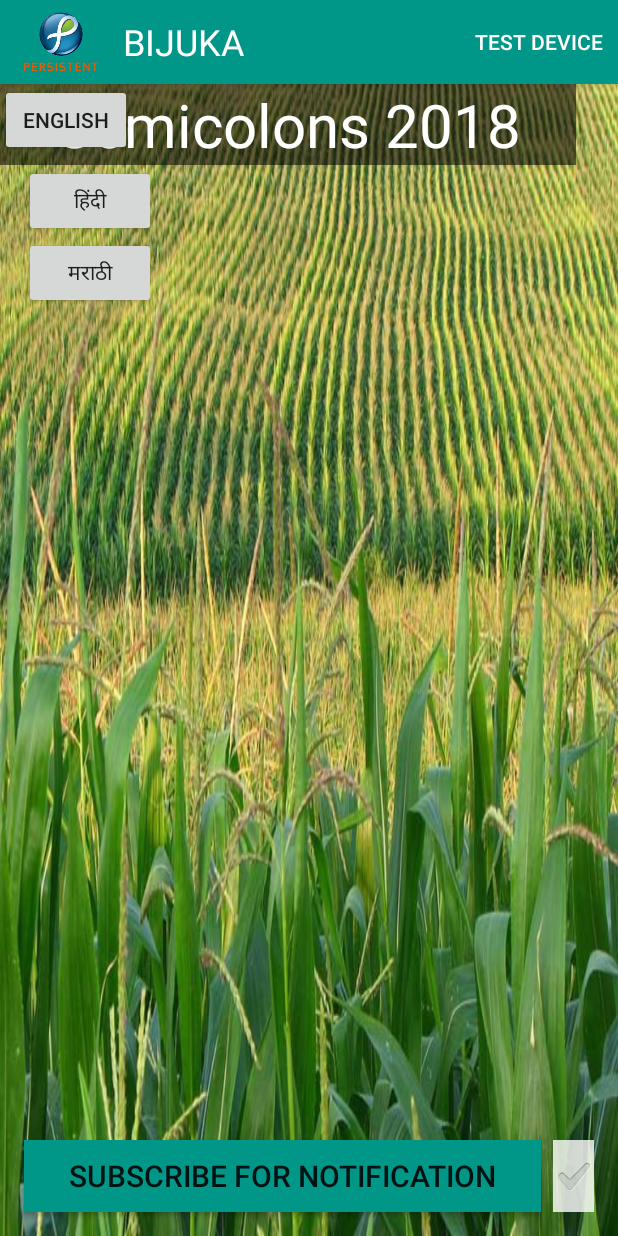
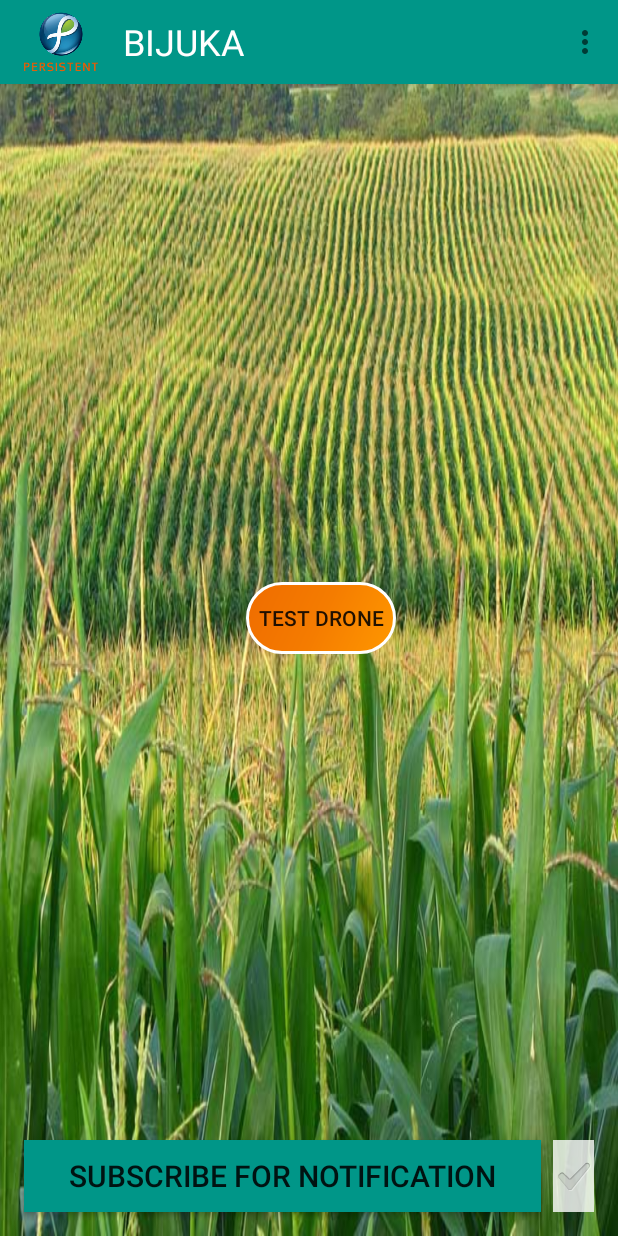
Before and after one commit to madhusudan-saha/Bijuka-Android-App, an Android app: the screen it shows after launch (MainActivity), on a phone screen of 412 x 824 dp. Run offline under Robolectric (Android 15) with nearby library versions, the phone set to English and light mode, and no system bars; our stand-ins replace Room's generated code.

Commit message:
UI changes

```diff
--- a/app/src/main/AndroidManifest.xml
+++ b/app/src/main/AndroidManifest.xml
@@ -8,7 +8,7 @@
         android:name=".MyApplication"
         android:allowBackup="true"
         android:icon="@mipmap/ic_launcher"
-        android:label="@string/app_name"
+        android:label=""
         android:supportsRtl="true"
         android:theme="@style/Theme.AppCompat.Light.NoActionBar">
         <meta-data
--- a/app/src/main/java/com/semicolons/madhusudansaha/semicolons18/HealthMonitor.java
+++ b/app/src/main/java/com/semicolons/madhusudansaha/semicolons18/HealthMonitor.java
@@ -37,6 +37,11 @@ public class HealthMonitor extends AppCompatActivity {
     }
 
     @Override
+    public void onBackPressed() {
+        super.onBackPressed();
+    }
+
+    @Override
     protected void onResume() {
         super.onResume();
 
--- /dev/null
+++ b/app/src/main/res/drawable/button_right.xml
@@ -0,0 +1,50 @@
+<?xml version="1.0" encoding="utf-8"?>
+<shape xmlns:android="http://schemas.android.com/apk/res/android"
+    android:shape="rectangle" >
+    <!-- other shapes are oval, line ,ring -->
+
+    <corners
+        android:radius="100dp"/>
+    <!-- Use these attributes for the rest of the corners
+        android:topLeftRadius="integer"
+        android:topRightRadius="integer"
+        android:bottomLeftRadius="integer"  -->
+
+    <gradient
+        android:type="linear"
+        android:startColor="#FF9800"
+        android:centerColor="#F57C00"
+        android:endColor="#EF6C00"
+        android:angle="135"/>
+    <!-- Other types are radial and sweep -->
+
+    <!-- <solid
+         android:color="#00d4ff" /> -->
+    <!-- You should use a solid tag instead of
+    a gradient tag for a single solid color -->
+
+     <padding
+         android:left="8dp"
+         android:top="0dp"
+         android:right="8dp"
+         android:bottom="0dp" />
+    <!-- If you want to specify padding -->
+
+    <size
+        android:width="100dp"
+        android:height="30dp" />
+    <!-- If you want to specify size -->
+
+    <stroke
+        android:width="2.3dp"
+        android:color="#FFFFFF" />
+    <!-- Creates an outline around te shape -->
+    <!-- To get the dashes effect use
+        android:dashGap="integer"
+        android:dashWidth="integer" -->
+
+    <!-- Skipped attributes can be found here:
+    https://developer.android.com/guide/topics/resources/drawable-resource.html#Shape -->
+
+
+</shape>
--- a/app/src/main/res/layout/activity_main.xml
+++ b/app/src/main/res/layout/activity_main.xml
@@ -2,7 +2,6 @@
     xmlns:tools="http://schemas.android.com/tools"
     android:layout_width="match_parent"
     android:layout_height="match_parent"
-    android:background="@drawable/farm1"
     xmlns:app="http://schemas.android.com/apk/res-auto"
     android:orientation="vertical"
     tools:context=".MainActivity">
@@ -10,26 +9,16 @@
     <!--Toolbar-->
 
     <include
-        android:id="@+id/toolbar"
         android:layout_height="wrap_content"
         android:layout_width="match_parent"
-        layout="@layout/my_toolbar" />
+        layout="@layout/my_toolbar"/>
 
     <android.support.constraint.ConstraintLayout
         android:layout_width="match_parent"
         android:layout_height="0dp"
+        android:background="@drawable/farm1"
         android:layout_weight="1">
-        <TextView
-            android:layout_width="384dp"
-            android:layout_height="wrap_content"
-            android:text="@string/mainPageTitle"
-            android:textSize="40sp"
-            android:textColor="@color/white"
-            android:textAlignment="center"
-            android:id="@+id/textView7"
-            android:background="@color/blackTransparent"
-            tools:layout_editor_absoluteY="0dp"
-            tools:layout_editor_absoluteX="0dp" />
+
         <CheckedTextView
             android:layout_width="wrap_content"
             android:layout_height="wrap_content"
@@ -61,30 +50,19 @@
             android:layout_marginEnd="8dp" />
 
         <Button
-            android:text="@string/hindi"
+            android:text="@string/testbot"
             android:layout_width="wrap_content"
             android:layout_height="wrap_content"
-            android:id="@+id/hindi"
+            android:id="@+id/testButton"
+            app:layout_constraintRight_toRightOf="parent"
+            android:layout_marginTop="16dp"
+            app:layout_constraintTop_toTopOf="parent"
+            app:layout_constraintBottom_toTopOf="@+id/subscribeButton"
+            android:layout_marginBottom="8dp"
+            style="@android:style/Widget.Material.Light.Button.Borderless.Small"
+            android:background="@drawable/button_right"
             android:layout_marginStart="16dp"
-            app:layout_constraintLeft_toLeftOf="parent"
-            app:layout_constraintTop_toBottomOf="@+id/textView7" />
-
-        <Button
-            android:text="@string/marathi"
-            android:layout_width="wrap_content"
-            android:layout_height="wrap_content"
-            android:layout_marginStart="16dp"
-            app:layout_constraintLeft_toLeftOf="parent"
-            app:layout_constraintTop_toBottomOf="@+id/hindi"
-            android:id="@+id/marathi" />
-
-        <Button
-            android:text="@string/english"
-            android:layout_width="wrap_content"
-            android:layout_height="wrap_content"
-            android:id="@+id/english"
-            app:layout_constraintLeft_toLeftOf="@+id/textView7"
-            app:layout_constraintTop_toTopOf="@+id/textView7" />
+            app:layout_constraintLeft_toLeftOf="parent" />
 
     </android.support.constraint.ConstraintLayout>
 
--- a/app/src/main/res/layout/my_toolbar.xml
+++ b/app/src/main/res/layout/my_toolbar.xml
@@ -1,6 +1,5 @@
 <android.support.design.widget.AppBarLayout android:layout_width="match_parent"
     android:layout_height="wrap_content"
-    xmlns:app="http://schemas.android.com/apk/res-auto"
     android:theme="@style/AppTheme"
     xmlns:android="http://schemas.android.com/apk/res/android">
 
@@ -28,16 +27,6 @@
             android:textSize="24sp"
             android:text="@string/app_name"/>
 
-        <Button
-            android:layout_width="wrap_content"
-            android:layout_height="wrap_content"
-            android:background="@android:color/transparent"
-            android:textColor="@color/white"
-            android:id="@+id/testButton"
-            android:layout_gravity="right"
-            android:layout_marginRight="0dp"
-
-            android:text="TEST Device   "/>
     </android.support.v7.widget.Toolbar>
 
 </android.support.design.widget.AppBarLayout>
--- a/app/src/main/res/menu/menu_main.xml
+++ b/app/src/main/res/menu/menu_main.xml
@@ -1,13 +1,26 @@
 <menu xmlns:android="http://schemas.android.com/apk/res/android"
     xmlns:app="http://schemas.android.com/apk/res-auto"
-    xmlns:tools="http://schemas.android.com/tools" tools:context=".MainActivity">
+    >
 
     <item
-        android:id="@+id/action_favorite"
+        android:id="@+id/action_hindi"
         android:icon="@drawable/icon_back"
-        android:title="@string/backButton"
-        app:showAsAction="always"/>
+        android:title="@string/hindi"
+        android:actionLayout="@layout/my_toolbar"
 
-    <item android:id="@+id/action_settings" android:title="@string/action_settings"
-        android:orderInCategory="100" app:showAsAction="never" />
+        app:showAsAction="never"/>
+    <item
+        android:id="@+id/action_english"
+        android:orderInCategory="100"
+        app:showAsAction="never"
+        android:actionLayout="@layout/my_toolbar"
+        android:title="@string/english" />
+    >
+    <item
+        android:id="@+id/action_marathi"
+        android:orderInCategory="100"
+        app:showAsAction="never"
+        android:actionLayout="@layout/my_toolbar"
+        android:title="@string/marathi" />
+    >
 </menu>
--- a/app/src/main/res/values/strings.xml
+++ b/app/src/main/res/values/strings.xml
@@ -11,6 +11,7 @@
     <string name="mainPageTitle">Semicolons 2018</string>
     <string name="subscribe">Subscribe For Notification</string>
     <string name="unsubscribe">Unsubscribe For Notification</string>
+    <string name="testbot">Test Drone</string>
 
     <!--Notification Activity-->
 
--- a/app/src/main/res/values/styles.xml
+++ b/app/src/main/res/values/styles.xml
@@ -1,7 +1,7 @@
 <resources>
 
     <!-- Base application theme. -->
-    <style name="AppTheme" parent="Theme.AppCompat.Light.DarkActionBar">
+    <style name="AppTheme" parent="Theme.AppCompat.Light.NoActionBar">
         <!-- Customize your theme here. -->
 
     </style>
```
Also changed, not shown: app/src/main/java/com/semicolons/madhusudansaha/semicolons18/MainActivity.java (+41 -3 lines), app/src/main/java/com/semicolons/madhusudansaha/semicolons18/NotificationActivity.java (+10 -1 lines), app/src/main/res/layout/activity_health_monitor.xml (+10 -23 lines), app/src/main/res/layout/activity_notification.xml (+9 -13 lines), app/src/main/res/drawable/battery.png (added), app/src/main/res/drawable/test.png (added), app/src/main/res/drawable/test_bg.jpg (added).
